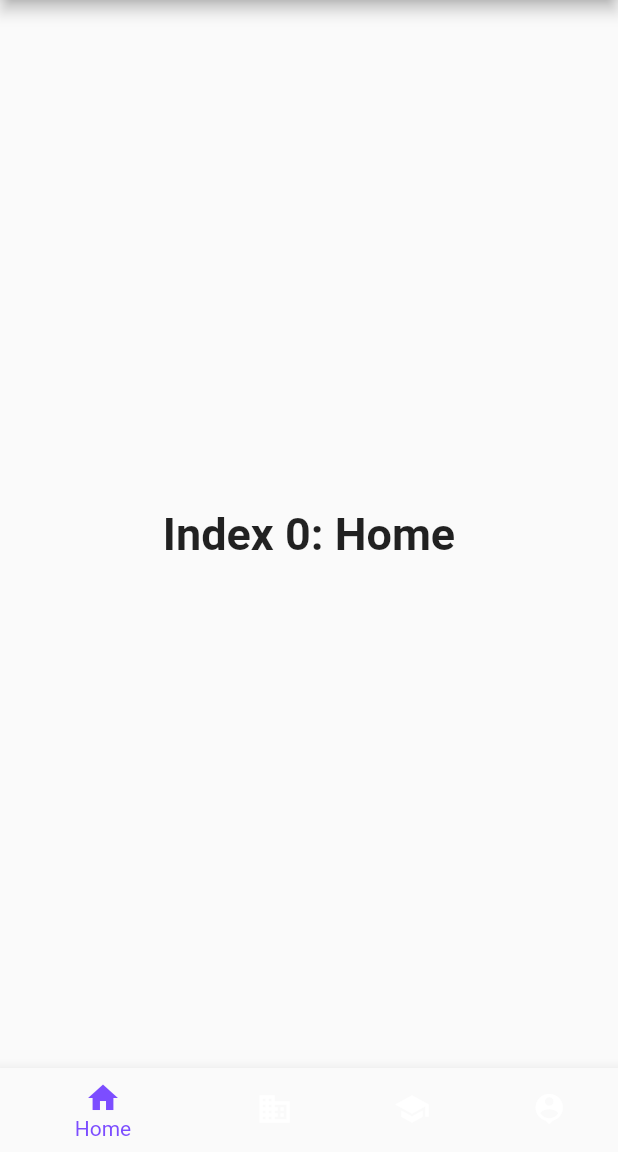
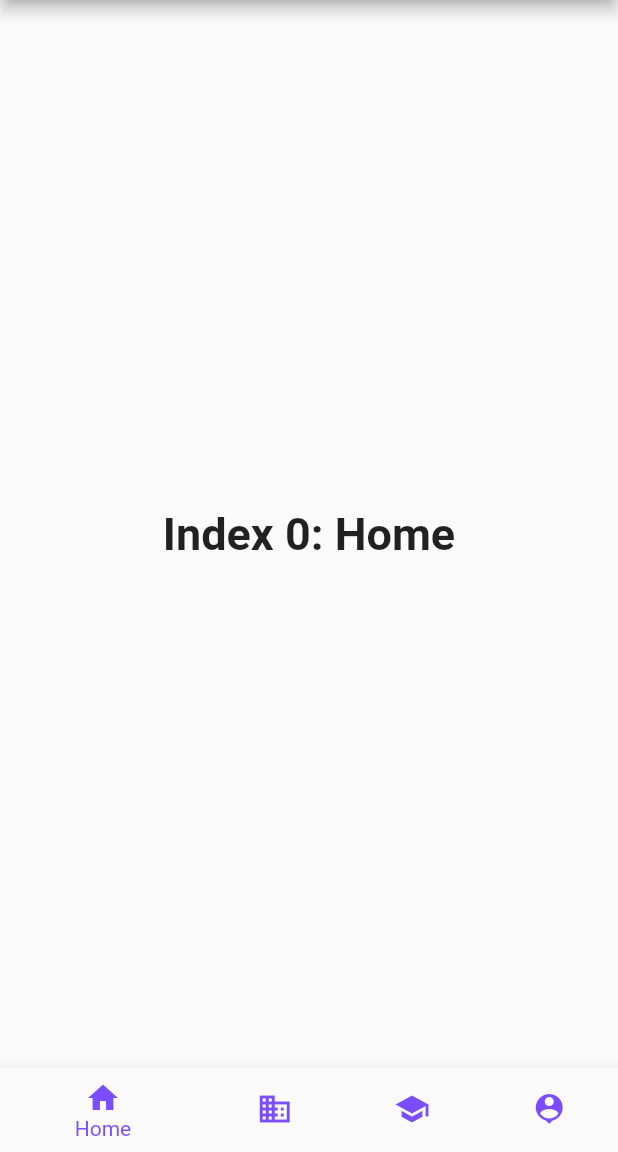
Before and after one commit to medabbassi/me_daily, a Flutter app: the screen it shows after launch, on a phone screen of 412 x 824 dp, the part 84-1236 px from its top. Run offline on Flutter 3.47's test engine with Material 2 defaults, Android fonts, the phone set to English and light mode, and no system bars.

Commit message:
some  edit

```diff
--- a/lib/main.dart
+++ b/lib/main.dart
@@ -66,26 +66,31 @@ class _MyStatefulWidgetState extends State<MyStatefulWidget> {
       bottomNavigationBar: BottomNavigationBar(
         items: const <BottomNavigationBarItem>[
           BottomNavigationBarItem(
-            icon: Icon(Icons.home),
+            icon: Icon(Icons.home,
+              color: Colors.deepPurpleAccent
+            ),
             title: Text('Home'),
           ),
           BottomNavigationBarItem(
-            icon: Icon(Icons.business),
+            icon: Icon(Icons.business,
+            color: Colors.deepPurpleAccent,),
             title: Text('Business'),
           ),
           BottomNavigationBarItem(
-            icon: Icon(Icons.school),
+            icon: Icon(Icons.school,
+            color: Colors.deepPurpleAccent,),
             title: Text('School'),
           ),
           BottomNavigationBarItem(
-            icon: Icon(Icons.person_pin),
+            icon: Icon(Icons.person_pin,
+            color: Colors.deepPurpleAccent,),
             title: Text('Profile'),
           ),
         ],
         currentIndex: _selectedIndex,
         selectedItemColor: Colors.deepPurpleAccent,
         onTap: _onItemTapped,
-        backgroundColor: Colors.grey,
+
       ),
     );
   }
```
Also changed, not shown: lib/interfaces/home.dart (line endings or trailing spaces).
